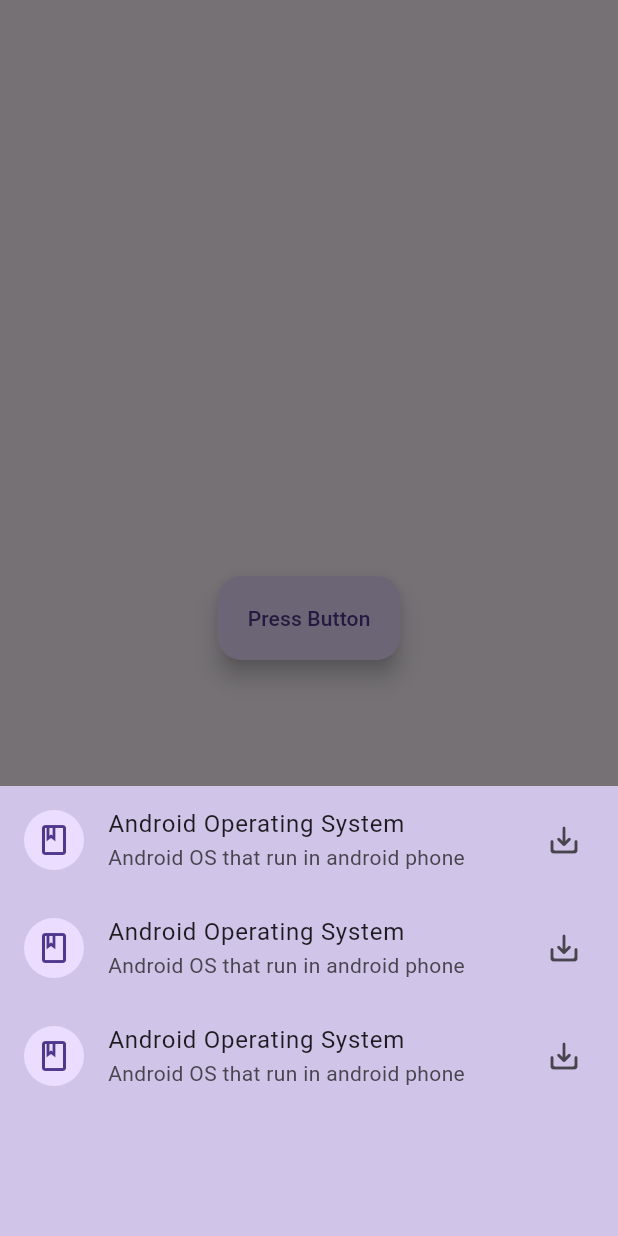
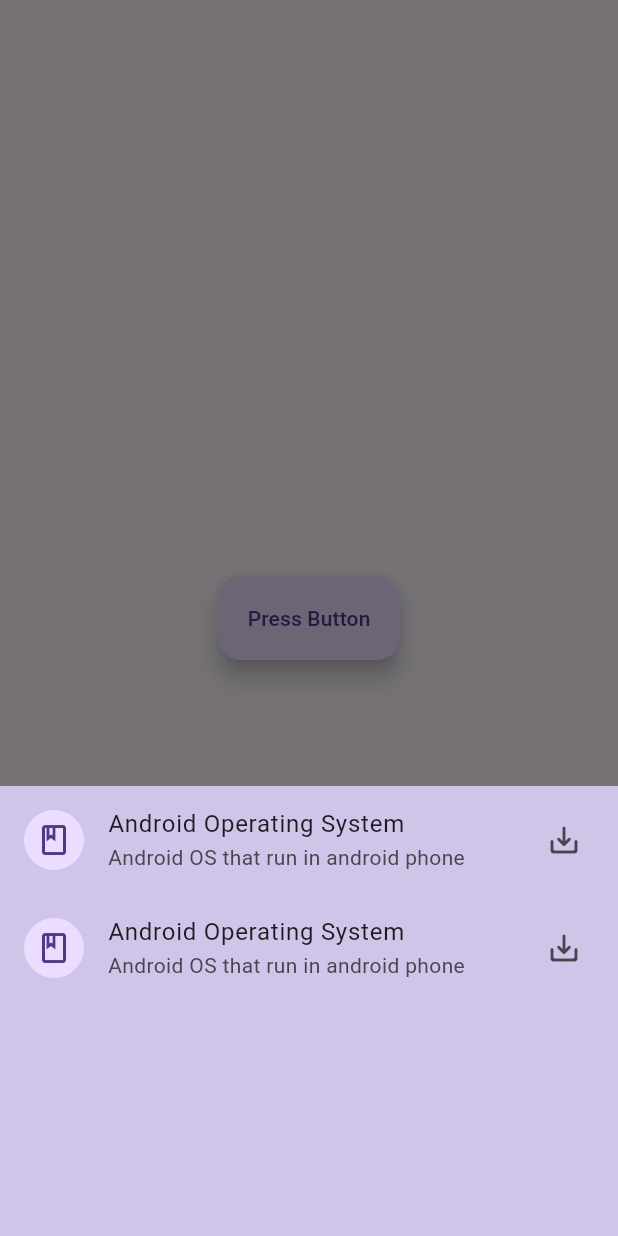
Before and after one commit to tanjilalom/Modal-Bottom-Sheet-Widget, a Flutter app: the screen it shows after launch, after a tap on "Press Button", on a phone screen of 412 x 824 dp. Run offline on Flutter 3.47's test engine with Material 3 defaults, Android fonts, the phone set to English and light mode, and no system bars.

Commit message:
Initial Commit

```diff
--- a/lib/main.dart
+++ b/lib/main.dart
@@ -52,13 +52,6 @@ class _MyhomePageState extends State<MyhomePage> {
                       //leading: CircleAvatar (backgroundImage: NetworkImage("link")),
                       trailing: Icon(Icons.save_alt_rounded),
                     ),
-                    ListTile(
-                      title: Text("Android Operating System"),
-                      subtitle: Text("Android OS that run in android phone"),
-                      leading: CircleAvatar (child: Icon(Icons.book_outlined)),
-                      //leading: CircleAvatar (backgroundImage: NetworkImage("link")),
-                      trailing: Icon(Icons.save_alt_rounded),
-                    ),
                   ],
                 ),
               );
```
